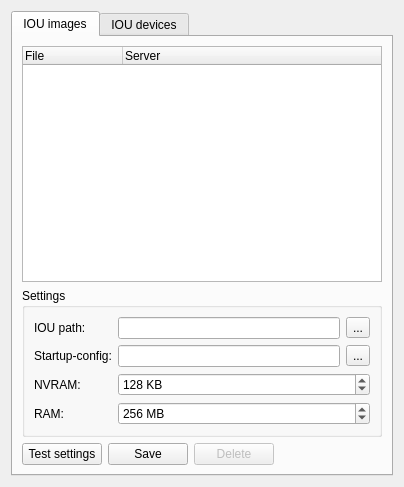
Before: the Qt Designer form gns3/modules/iou/ui/iou_device_preferences_page.ui in GNS3/gns3-gui, drawn with Qt 5.
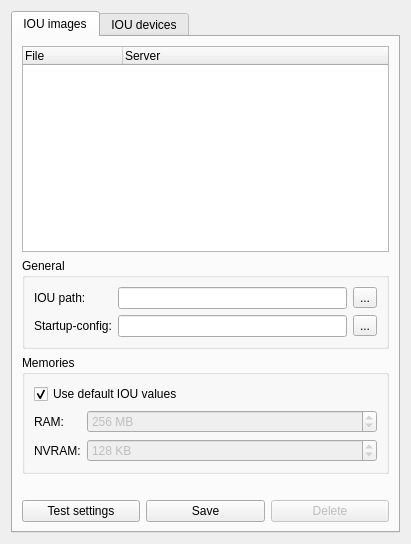
After: the same form once the commit is applied.

Commit message: Option to use default IOU RAM & NVRAM values. Avoid to silently not display exceptions before the GUI has started.

Patch:
```diff
--- a/gns3/modules/iou/ui/iou_device_preferences_page.ui
+++ b/gns3/modules/iou/ui/iou_device_preferences_page.ui
@@ -6,8 +6,8 @@
    <rect>
     <x>0</x>
     <y>0</y>
-    <width>404</width>
-    <height>487</height>
+    <width>411</width>
+    <height>544</height>
    </rect>
   </property>
   <property name="windowTitle">
@@ -26,52 +26,25 @@
       <attribute name="title">
        <string>IOU images</string>
       </attribute>
-      <layout class="QGridLayout" name="gridLayout_3">
-       <item row="2" column="0">
-        <layout class="QHBoxLayout" name="horizontalLayout_5">
-         <item>
-          <widget class="QPushButton" name="uiIOUImageTestSettingsPushButton">
-           <property name="text">
-            <string>Test settings</string>
-           </property>
-          </widget>
-         </item>
-         <item>
-          <widget class="QPushButton" name="uiSaveIOUImagePushButton">
-           <property name="text">
-            <string>Save</string>
-           </property>
-          </widget>
-         </item>
-         <item>
-          <widget class="QPushButton" name="uiDeleteIOUImagePushButton">
-           <property name="enabled">
-            <bool>false</bool>
-           </property>
-           <property name="text">
-            <string>Delete</string>
-           </property>
-          </widget>
-         </item>
-        </layout>
+      <layout class="QVBoxLayout" name="verticalLayout_2">
+       <item>
+        <widget class="QTreeWidget" name="uiIOUImagesTreeWidget">
+         <column>
+          <property name="text">
+           <string>File</string>
+          </property>
+         </column>
+         <column>
+          <property name="text">
+           <string>Server</string>
+          </property>
+         </column>
+        </widget>
        </item>
-       <item row="2" column="1">
-        <spacer name="horizontalSpacer">
-         <property name="orientation">
-          <enum>Qt::Horizontal</enum>
-         </property>
-         <property name="sizeHint" stdset="0">
-          <size>
-           <width>76</width>
-           <height>20</height>
-          </size>
-         </property>
-        </spacer>
-       </item>
-       <item row="1" column="0" colspan="2">
-        <widget class="QGroupBox" name="groupBox">
+       <item>
+        <widget class="QGroupBox" name="uiGeneralGroupBox">
          <property name="title">
-          <string>Settings</string>
+          <string>General</string>
          </property>
          <layout class="QGridLayout" name="gridLayout_2">
           <item row="0" column="0">
@@ -122,6 +95,57 @@
             </item>
            </layout>
           </item>
+         </layout>
+        </widget>
+       </item>
+       <item>
+        <widget class="QGroupBox" name="uiMemoriesGroupBox">
+         <property name="title">
+          <string>Memories</string>
+         </property>
+         <layout class="QGridLayout" name="gridLayout_3">
+          <item row="0" column="0" colspan="2">
+           <widget class="QCheckBox" name="uiDefaultValuesCheckBox">
+            <property name="text">
+             <string>Use default IOU values</string>
+            </property>
+            <property name="checked">
+             <bool>true</bool>
+            </property>
+           </widget>
+          </item>
+          <item row="1" column="0">
+           <widget class="QLabel" name="uiRAMLabel">
+            <property name="text">
+             <string>RAM:</string>
+            </property>
+           </widget>
+          </item>
+          <item row="1" column="1">
+           <widget class="QSpinBox" name="uiRAMSpinBox">
+            <property name="enabled">
+             <bool>false</bool>
+            </property>
+            <property name="sizePolicy">
+             <sizepolicy hsizetype="Expanding" vsizetype="Fixed">
+              <horstretch>0</horstretch>
+              <verstretch>0</verstretch>
+             </sizepolicy>
+            </property>
+            <property name="suffix">
+             <string> MB</string>
+            </property>
+            <property name="minimum">
+             <number>16</number>
+            </property>
+            <property name="maximum">
+             <number>65535</number>
+            </property>
+            <property name="value">
+             <number>256</number>
+            </property>
+           </widget>
+          </item>
           <item row="2" column="0">
            <widget class="QLabel" name="uiNVRAMLabel">
             <property name="text">
@@ -131,6 +155,15 @@
           </item>
           <item row="2" column="1">
            <widget class="QSpinBox" name="uiNVRAMSpinBox">
+            <property name="enabled">
+             <bool>false</bool>
+            </property>
+            <property name="sizePolicy">
+             <sizepolicy hsizetype="Expanding" vsizetype="Fixed">
+              <horstretch>0</horstretch>
+              <verstretch>0</verstretch>
+             </sizepolicy>
+            </property>
             <property name="suffix">
              <string> KB</string>
             </property>
@@ -145,45 +178,49 @@
             </property>
            </widget>
           </item>
-          <item row="3" column="0">
-           <widget class="QLabel" name="uiRAMLabel">
-            <property name="text">
-             <string>RAM:</string>
-            </property>
-           </widget>
-          </item>
-          <item row="3" column="1">
-           <widget class="QSpinBox" name="uiRAMSpinBox">
-            <property name="suffix">
-             <string> MB</string>
-            </property>
-            <property name="minimum">
-             <number>16</number>
-            </property>
-            <property name="maximum">
-             <number>65535</number>
-            </property>
-            <property name="value">
-             <number>256</number>
-            </property>
-           </widget>
-          </item>
          </layout>
         </widget>
        </item>
-       <item row="0" column="0" colspan="2">
-        <widget class="QTreeWidget" name="uiIOUImagesTreeWidget">
-         <column>
-          <property name="text">
-           <string>File</string>
-          </property>
-         </column>
-         <column>
-          <property name="text">
-           <string>Server</string>
-          </property>
-         </column>
-        </widget>
+       <item>
+        <spacer name="horizontalSpacer">
+         <property name="orientation">
+          <enum>Qt::Horizontal</enum>
+         </property>
+         <property name="sizeHint" stdset="0">
+          <size>
+           <width>76</width>
+           <height>20</height>
+          </size>
+         </property>
+        </spacer>
+       </item>
+       <item>
+        <layout class="QHBoxLayout" name="horizontalLayout_5">
+         <item>
+          <widget class="QPushButton" name="uiIOUImageTestSettingsPushButton">
+           <property name="text">
+            <string>Test settings</string>
+           </property>
+          </widget>
+         </item>
+         <item>
+          <widget class="QPushButton" name="uiSaveIOUImagePushButton">
+           <property name="text">
+            <string>Save</string>
+           </property>
+          </widget>
+         </item>
+         <item>
+          <widget class="QPushButton" name="uiDeleteIOUImagePushButton">
+           <property name="enabled">
+            <bool>false</bool>
+           </property>
+           <property name="text">
+            <string>Delete</string>
+           </property>
+          </widget>
+         </item>
+        </layout>
        </item>
       </layout>
      </widget>
```
The commit also changes 11 other files.
